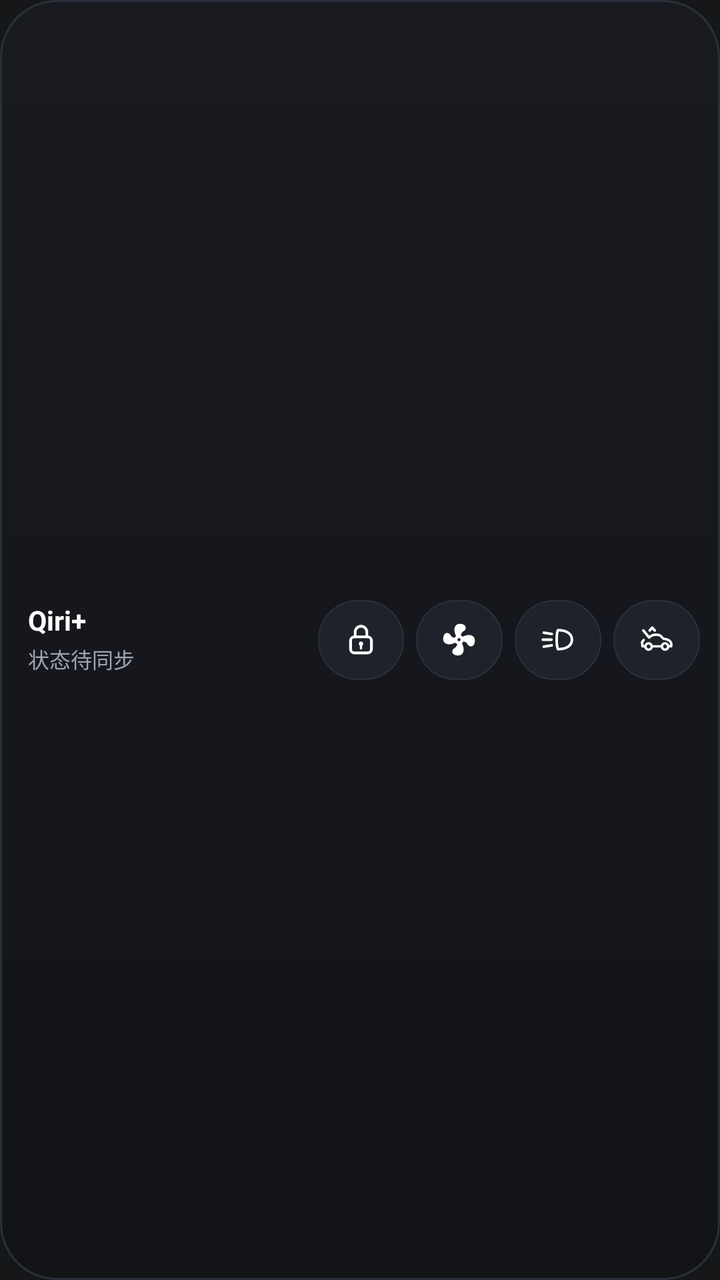
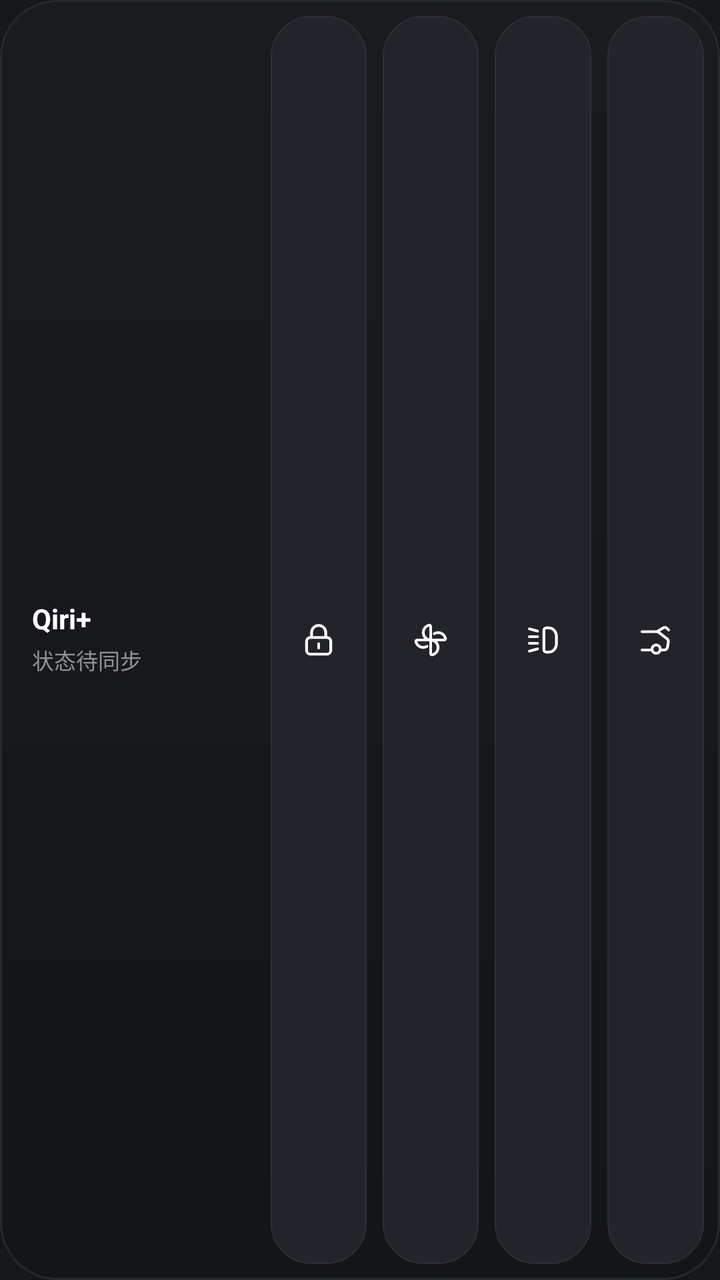

Two renders of the same Android screen: before a commit and after it. Below are the layout's source before the change and the commit's diff.
<!-- AndroidManifest.xml: application theme Theme.CarPlus -->
<!-- res/layout/widget_car_bar.xml -->
<?xml version="1.0" encoding="utf-8"?>
<LinearLayout xmlns:android="http://schemas.android.com/apk/res/android"
    android:id="@+id/widget_root"
    android:layout_width="match_parent"
    android:layout_height="match_parent"
    android:background="@drawable/widget_bg_dark"
    android:gravity="center_vertical"
    android:orientation="horizontal"
    android:paddingStart="14dp"
    android:paddingTop="6dp"
    android:paddingEnd="10dp"
    android:paddingBottom="6dp">

    
    <LinearLayout
        android:id="@+id/widget_header_area"
        android:layout_width="0dp"
        android:layout_height="match_parent"
        android:layout_weight="1.08"
        android:gravity="center_vertical"
        android:orientation="vertical"
        android:paddingEnd="10dp">

        <TextView
            android:id="@+id/widget_model_name"
            android:layout_width="match_parent"
            android:layout_height="wrap_content"
            android:ellipsize="end"
            android:includeFontPadding="false"
            android:singleLine="true"
            android:text="Qiri+"
            android:textColor="#FFFFFF"
            android:textSize="13.5sp"
            android:textStyle="bold" />

        <TextView
            android:id="@+id/widget_status_line"
            android:layout_width="match_parent"
            android:layout_height="wrap_content"
            android:layout_marginTop="3dp"
            android:ellipsize="end"
            android:includeFontPadding="false"
            android:singleLine="true"
            android:text="状态待同步"
            android:textColor="#9CA3B2"
            android:textSize="10.5sp" />
    </LinearLayout>

    
    <LinearLayout
        android:layout_width="0dp"
        android:layout_height="40dp"
        android:layout_weight="1.42"
        android:gravity="center_vertical"
        android:orientation="horizontal">

        <FrameLayout
            android:id="@+id/widget_btn_lock"
            android:layout_width="0dp"
            android:layout_height="match_parent"
            android:layout_marginEnd="6dp"
            android:layout_weight="1"
            android:background="@drawable/widget_btn_bg">

            <ImageView
                android:id="@+id/widget_icon_lock"
                android:layout_width="19dp"
                android:layout_height="19dp"
                android:layout_gravity="center"
                android:contentDescription="锁车或解锁"
                android:src="@drawable/ic_widget_lock_closed" />
        </FrameLayout>

        <FrameLayout
            android:id="@+id/widget_btn_ac"
            android:layout_width="0dp"
            android:layout_height="match_parent"
            android:layout_marginEnd="6dp"
            android:layout_weight="1"
            android:background="@drawable/widget_btn_bg">

            <ImageView
                android:id="@+id/widget_icon_ac"
                android:layout_width="19dp"
                android:layout_height="19dp"
                android:layout_gravity="center"
                android:contentDescription="开关空调"
                android:src="@drawable/ic_widget_fan" />
        </FrameLayout>

        <FrameLayout
            android:id="@+id/widget_btn_flash"
            android:layout_width="0dp"
            android:layout_height="match_parent"
            android:layout_marginEnd="6dp"
            android:layout_weight="1"
            android:background="@drawable/widget_btn_bg">

            <ImageView
                android:id="@+id/widget_icon_flash"
                android:layout_width="19dp"
                android:layout_height="19dp"
                android:layout_gravity="center"
                android:contentDescription="闪灯寻车"
                android:src="@drawable/ic_widget_flash" />
        </FrameLayout>

        <FrameLayout
            android:id="@+id/widget_btn_trunk"
            android:layout_width="0dp"
            android:layout_height="match_parent"
            android:layout_weight="1"
            android:background="@drawable/widget_btn_bg">

            <ImageView
                android:id="@+id/widget_icon_trunk"
                android:layout_width="19dp"
                android:layout_height="19dp"
                android:layout_gravity="center"
                android:contentDescription="开关后备箱"
                android:src="@drawable/ic_widget_trunk" />
        </FrameLayout>
    </LinearLayout>

</LinearLayout>
<!-- resources referenced by this layout -->
<resources>
  <!-- drawable ic_widget_fan (drawable) -->
  <?xml version="1.0" encoding="utf-8"?>
  <vector xmlns:android="http://schemas.android.com/apk/res/android"
      android:width="24dp"
      android:height="24dp"
      android:viewportWidth="24"
      android:viewportHeight="24">
      <path
          android:fillColor="#FFFFFF"
          android:pathData="M12,11A1,1 0 0,0 11,12A1,1 0 0,0 12,13A1,1 0 0,0 13,12A1,1 0 0,0 12,11M12.5,2C17,2 17.11,5.57 14.75,6.75C13.76,7.24 13.32,8.29 13.13,9.22C13.61,9.42 14.03,9.73 14.35,10.13C18.05,8.13 22.03,8.92 22.03,12.5C22.03,17 18.46,17.1 17.28,14.73C16.78,13.74 15.72,13.3 14.79,13.11C14.59,13.59 14.28,14 13.88,14.34C15.87,18.03 15.08,22 11.5,22C7,22 6.91,18.42 9.27,17.24C10.25,16.75 10.69,15.71 10.89,14.79C10.4,14.59 9.97,14.27 9.65,13.87C5.96,15.85 2,15.07 2,11.5C2,7 5.56,6.89 6.74,9.26C7.24,10.25 8.29,10.68 9.22,10.87C9.41,10.39 9.73,9.97 10.14,9.65C8.15,5.96 8.94,2 12.5,2Z" />
  </vector>
  <!-- drawable ic_widget_flash (drawable) -->
  <?xml version="1.0" encoding="utf-8"?>
  <vector xmlns:android="http://schemas.android.com/apk/res/android"
      android:width="24dp"
      android:height="24dp"
      android:viewportWidth="24"
      android:viewportHeight="24">
      <path
          android:pathData="M12.2,6.0 C17.8,6.0 21.0,8.4 21.0,12.0 C21.0,15.6 17.8,18.0 12.2,18.0 C11.1,15.8 11.1,8.2 12.2,6.0 Z"
          android:strokeWidth="1.65"
          android:strokeColor="#FFFFFF"
          android:strokeLineCap="round"
          android:strokeLineJoin="round" />
      <path
          android:pathData="M3.2,7.6 L8.3,8.4 M2.6,12.0 L8.1,12.0 M3.2,16.4 L8.3,15.6"
          android:strokeWidth="1.65"
          android:strokeColor="#FFFFFF"
          android:strokeLineCap="round" />
  </vector>
  <!-- drawable ic_widget_lock_closed (drawable) -->
  <?xml version="1.0" encoding="utf-8"?>
  <vector xmlns:android="http://schemas.android.com/apk/res/android"
      android:width="24dp"
      android:height="24dp"
      android:viewportWidth="24"
      android:viewportHeight="24">
      <path
          android:pathData="M8.3,10.2 L8.3,7.2 A3.7,3.7 0 0,1 15.7,7.2 L15.7,10.2"
          android:strokeWidth="1.75"
          android:strokeColor="#FFFFFF"
          android:strokeLineCap="round"
          android:strokeLineJoin="round" />
      <path
          android:pathData="M7.9,10.2 H16.1 A2.5,2.5 0 0,1 18.6,12.7 V17.9 A2.5,2.5 0 0,1 16.1,20.4 H7.9 A2.5,2.5 0 0,1 5.4,17.9 V12.7 A2.5,2.5 0 0,1 7.9,10.2 Z"
          android:strokeWidth="1.75"
          android:strokeColor="#FFFFFF"
          android:strokeLineCap="round"
          android:strokeLineJoin="round" />
      <path
          android:pathData="M12,13.2 A1.35,1.35 0 1,0 12,15.9 A1.35,1.35 0 1,0 12,13.2 Z"
          android:fillColor="#FFFFFF" />
      <path
          android:pathData="M12,15.4 L12,17.5"
          android:strokeWidth="1.55"
          android:strokeColor="#FFFFFF"
          android:strokeLineCap="round" />
  </vector>
  <!-- drawable ic_widget_trunk (drawable) -->
  <?xml version="1.0" encoding="utf-8"?>
  <vector xmlns:android="http://schemas.android.com/apk/res/android"
      android:width="24dp"
      android:height="24dp"
      android:viewportWidth="24"
      android:viewportHeight="24">
      <path
          android:pathData="M7.4,10.6 C9.4,8.8 12.0,8.5 14.4,9.3 L16.5,11.4 C18.6,11.6 20.8,12.4 21.4,14.2 L21.4,16.2 L19.6,16.2 M9.2,16.2 L15.4,16.2 M5.0,16.2 L3.2,16.2 L3.0,13.5 L4.0,12.2"
          android:strokeWidth="1.55"
          android:strokeColor="#FFFFFF"
          android:strokeLineCap="round"
          android:strokeLineJoin="round" />
      <path
          android:pathData="M7.1,14.3 A2.0,2.0 0 1,0 7.1,18.3 A2.0,2.0 0 1,0 7.1,14.3 Z M17.5,14.3 A2.0,2.0 0 1,0 17.5,18.3 A2.0,2.0 0 1,0 17.5,14.3 Z"
          android:strokeWidth="1.55"
          android:strokeColor="#FFFFFF" />
      <path
          android:pathData="M7.4,10.6 L3.8,6.2 M7.8,6.2 L9.4,4.4 L11.0,6.2"
          android:strokeWidth="1.65"
          android:strokeColor="#FFFFFF"
          android:strokeLineCap="round"
          android:strokeLineJoin="round" />
  </vector>
  <!-- drawable widget_bg_dark (drawable) -->
  <?xml version="1.0" encoding="utf-8"?>
  <shape xmlns:android="http://schemas.android.com/apk/res/android"
      android:shape="rectangle">
      <gradient
          android:angle="270"
          android:endColor="#121418"
          android:startColor="#181A20" />
      <stroke
          android:width="1dp"
          android:color="#2A2F3B" />
      <corners android:radius="@dimen/widget_outer_radius" />
  </shape>
  <!-- drawable widget_btn_bg (drawable) -->
  <?xml version="1.0" encoding="utf-8"?>
  <shape xmlns:android="http://schemas.android.com/apk/res/android"
      android:shape="rectangle">
      <solid android:color="#1E222A" />
      <stroke
          android:width="0.8dp"
          android:color="#2B303D" />
      <corners android:radius="@dimen/widget_inner_radius" />
  </shape>
  <dimen name="widget_outer_radius">22dp</dimen>
  <dimen name="widget_inner_radius">13dp</dimen>
  <!-- unchanged entries left out for length: 1 -->
</resources>

<!-- the commit's change to res/layout/widget_car_bar.xml (unified diff, before → after) -->
@@ -4,22 +4,21 @@
     android:layout_width="match_parent"
     android:layout_height="match_parent"
     android:background="@drawable/widget_bg_dark"
+    android:baselineAligned="false"
     android:gravity="center_vertical"
     android:orientation="horizontal"
-    android:paddingStart="14dp"
-    android:paddingTop="6dp"
-    android:paddingEnd="10dp"
-    android:paddingBottom="6dp">
+    android:padding="@dimen/widget_outer_padding">
 
     
     <LinearLayout
         android:id="@+id/widget_header_area"
         android:layout_width="0dp"
         android:layout_height="match_parent"
-        android:layout_weight="1.08"
+        android:layout_weight="1"
         android:gravity="center_vertical"
         android:orientation="vertical"
-        android:paddingEnd="10dp">
+        android:paddingStart="8dp"
+        android:paddingEnd="8dp">
 
         <TextView
             android:id="@+id/widget_model_name"
@@ -30,27 +29,29 @@
             android:singleLine="true"
             android:text="Qiri+"
             android:textColor="#FFFFFF"
-            android:textSize="13.5sp"
+            android:textSize="14sp"
             android:textStyle="bold" />
 
         <TextView
             android:id="@+id/widget_status_line"
             android:layout_width="match_parent"
             android:layout_height="wrap_content"
-            android:layout_marginTop="3dp"
+            android:layout_marginTop="4dp"
             android:ellipsize="end"
+            android:fontFeatureSettings="tnum"
             android:includeFontPadding="false"
             android:singleLine="true"
             android:text="状态待同步"
-            android:textColor="#9CA3B2"
-            android:textSize="10.5sp" />
+            android:textColor="#8E9299"
+            android:textSize="11sp" />
     </LinearLayout>
 
     
     <LinearLayout
         android:layout_width="0dp"
-        android:layout_height="40dp"
-        android:layout_weight="1.42"
+        android:layout_height="match_parent"
+        android:layout_weight="1.7"
+        android:baselineAligned="false"
         android:gravity="center_vertical"
         android:orientation="horizontal">
 
@@ -58,14 +59,14 @@
             android:id="@+id/widget_btn_lock"
             android:layout_width="0dp"
             android:layout_height="match_parent"
-            android:layout_marginEnd="6dp"
+            android:layout_marginEnd="@dimen/widget_grid_gap"
             android:layout_weight="1"
             android:background="@drawable/widget_btn_bg">
 
             <ImageView
                 android:id="@+id/widget_icon_lock"
-                android:layout_width="19dp"
-                android:layout_height="19dp"
+                android:layout_width="20dp"
+                android:layout_height="20dp"
                 android:layout_gravity="center"
                 android:contentDescription="锁车或解锁"
                 android:src="@drawable/ic_widget_lock_closed" />
@@ -75,14 +76,14 @@
             android:id="@+id/widget_btn_ac"
             android:layout_width="0dp"
             android:layout_height="match_parent"
-            android:layout_marginEnd="6dp"
+            android:layout_marginEnd="@dimen/widget_grid_gap"
             android:layout_weight="1"
             android:background="@drawable/widget_btn_bg">
 
             <ImageView
                 android:id="@+id/widget_icon_ac"
-                android:layout_width="19dp"
-                android:layout_height="19dp"
+                android:layout_width="20dp"
+                android:layout_height="20dp"
                 android:layout_gravity="center"
                 android:contentDescription="开关空调"
                 android:src="@drawable/ic_widget_fan" />
@@ -92,14 +93,14 @@
             android:id="@+id/widget_btn_flash"
             android:layout_width="0dp"
             android:layout_height="match_parent"
-            android:layout_marginEnd="6dp"
+            android:layout_marginEnd="@dimen/widget_grid_gap"
             android:layout_weight="1"
             android:background="@drawable/widget_btn_bg">
 
             <ImageView
                 android:id="@+id/widget_icon_flash"
-                android:layout_width="19dp"
-                android:layout_height="19dp"
+                android:layout_width="20dp"
+                android:layout_height="20dp"
                 android:layout_gravity="center"
                 android:contentDescription="闪灯寻车"
                 android:src="@drawable/ic_widget_flash" />
@@ -114,8 +115,8 @@
 
             <ImageView
                 android:id="@+id/widget_icon_trunk"
-                android:layout_width="19dp"
-                android:layout_height="19dp"
+                android:layout_width="20dp"
+                android:layout_height="20dp"
                 android:layout_gravity="center"
                 android:contentDescription="开关后备箱"
                 android:src="@drawable/ic_widget_trunk" />
<!-- resource entries referenced after the edit -->
@@ -1,5 +1,7 @@
 <!-- resources referenced by this layout -->
 <resources>
+  <dimen name="widget_grid_gap">8dp</dimen>
+  <dimen name="widget_outer_padding">8dp</dimen>
   <!-- drawable ic_widget_fan (drawable) -->
   <?xml version="1.0" encoding="utf-8"?>
   <vector xmlns:android="http://schemas.android.com/apk/res/android"
@@ -8,8 +10,12 @@
       android:viewportWidth="24"
       android:viewportHeight="24">
       <path
-          android:fillColor="#FFFFFF"
-          android:pathData="M12,11A1,1 0 0,0 11,12A1,1 0 0,0 12,13A1,1 0 0,0 13,12A1,1 0 0,0 12,11M12.5,2C17,2 17.11,5.57 14.75,6.75C13.76,7.24 13.32,8.29 13.13,9.22C13.61,9.42 14.03,9.73 14.35,10.13C18.05,8.13 22.03,8.92 22.03,12.5C22.03,17 18.46,17.1 17.28,14.73C16.78,13.74 15.72,13.3 14.79,13.11C14.59,13.59 14.28,14 13.88,14.34C15.87,18.03 15.08,22 11.5,22C7,22 6.91,18.42 9.27,17.24C10.25,16.75 10.69,15.71 10.89,14.79C10.4,14.59 9.97,14.27 9.65,13.87C5.96,15.85 2,15.07 2,11.5C2,7 5.56,6.89 6.74,9.26C7.24,10.25 8.29,10.68 9.22,10.87C9.41,10.39 9.73,9.97 10.14,9.65C8.15,5.96 8.94,2 12.5,2Z" />
+          android:fillColor="#00000000"
+          android:pathData="M14.15,8.2C14.84,7.78 15.64,7.55 16.5,7.55C18.64,7.55 20.43,9.03 20.89,11.01C21.01,11.55 20.55,12 20,12H4C3.45,12 2.99,12.45 3.11,12.99C3.57,14.97 5.36,16.45 7.5,16.45C8.35,16.45 9.14,16.22 9.82,15.82 M12,12C9.54,12 7.55,9.98 7.55,7.5C7.55,5.36 9.03,3.57 11.01,3.11C11.55,2.99 12,3.45 12,4V20C12,20.55 12.45,21.01 12.99,20.89C14.97,20.43 16.45,18.64 16.45,16.5C16.45,14.02 14.46,12 12,12Z"
+          android:strokeColor="#FFFFFF"
+          android:strokeLineCap="round"
+          android:strokeLineJoin="round"
+          android:strokeWidth="1.65" />
   </vector>
   <!-- drawable ic_widget_flash (drawable) -->
   <?xml version="1.0" encoding="utf-8"?>
@@ -19,16 +25,12 @@
       android:viewportWidth="24"
       android:viewportHeight="24">
       <path
-          android:pathData="M12.2,6.0 C17.8,6.0 21.0,8.4 21.0,12.0 C21.0,15.6 17.8,18.0 12.2,18.0 C11.1,15.8 11.1,8.2 12.2,6.0 Z"
-          android:strokeWidth="1.65"
+          android:fillColor="#00000000"
+          android:pathData="M12.75,6.13C12.75,5.37 13.37,4.75 14.13,4.75H15.72C16.95,4.75 18.12,5.28 18.94,6.21C19.78,7.18 20.25,8.42 20.25,9.71V14.29C20.25,15.58 19.78,16.82 18.94,17.79C18.12,18.72 16.95,19.25 15.72,19.25H14.13C13.37,19.25 12.75,18.63 12.75,17.87V6.13Z M9,10H4 M8.91,6.65L4.09,5.35 M9,14H4 M8.91,17.35L4.09,18.65"
           android:strokeColor="#FFFFFF"
           android:strokeLineCap="round"
-          android:strokeLineJoin="round" />
-      <path
-          android:pathData="M3.2,7.6 L8.3,8.4 M2.6,12.0 L8.1,12.0 M3.2,16.4 L8.3,15.6"
-          android:strokeWidth="1.65"
-          android:strokeColor="#FFFFFF"
-          android:strokeLineCap="round" />
+          android:strokeLineJoin="round"
+          android:strokeWidth="1.65" />
   </vector>
   <!-- drawable ic_widget_lock_closed (drawable) -->
   <?xml version="1.0" encoding="utf-8"?>
@@ -38,25 +40,12 @@
       android:viewportWidth="24"
       android:viewportHeight="24">
       <path
-          android:pathData="M8.3,10.2 L8.3,7.2 A3.7,3.7 0 0,1 15.7,7.2 L15.7,10.2"
-          android:strokeWidth="1.75"
+          android:fillColor="#00000000"
+          android:pathData="M7.75,10.5V7.5A4.25,4.25 0 0,1 16.25,7.5V10.5 M7.0,10.5H17.0A2.25,2.25 0 0,1 19.25,12.75V18.25A2.25,2.25 0 0,1 17.0,20.5H7.0A2.25,2.25 0 0,1 4.75,18.25V12.75A2.25,2.25 0 0,1 7.0,10.5Z M12,14.2V16.8"
           android:strokeColor="#FFFFFF"
           android:strokeLineCap="round"
-          android:strokeLineJoin="round" />
-      <path
-          android:pathData="M7.9,10.2 H16.1 A2.5,2.5 0 0,1 18.6,12.7 V17.9 A2.5,2.5 0 0,1 16.1,20.4 H7.9 A2.5,2.5 0 0,1 5.4,17.9 V12.7 A2.5,2.5 0 0,1 7.9,10.2 Z"
-          android:strokeWidth="1.75"
-          android:strokeColor="#FFFFFF"
-          android:strokeLineCap="round"
-          android:strokeLineJoin="round" />
-      <path
-          android:pathData="M12,13.2 A1.35,1.35 0 1,0 12,15.9 A1.35,1.35 0 1,0 12,13.2 Z"
-          android:fillColor="#FFFFFF" />
-      <path
-          android:pathData="M12,15.4 L12,17.5"
-          android:strokeWidth="1.55"
-          android:strokeColor="#FFFFFF"
-          android:strokeLineCap="round" />
+          android:strokeLineJoin="round"
+          android:strokeWidth="1.65" />
   </vector>
   <!-- drawable ic_widget_trunk (drawable) -->
   <?xml version="1.0" encoding="utf-8"?>
@@ -66,21 +55,12 @@
       android:viewportWidth="24"
       android:viewportHeight="24">
       <path
-          android:pathData="M7.4,10.6 C9.4,8.8 12.0,8.5 14.4,9.3 L16.5,11.4 C18.6,11.6 20.8,12.4 21.4,14.2 L21.4,16.2 L19.6,16.2 M9.2,16.2 L15.4,16.2 M5.0,16.2 L3.2,16.2 L3.0,13.5 L4.0,12.2"
-          android:strokeWidth="1.55"
+          android:fillColor="#00000000"
+          android:pathData="M4,7H12.82C13.26,7 13.69,7.15 14.04,7.41L19.05,11.27C19.63,11.72 19.92,12.45 19.8,13.18L19.28,16.33C19.12,17.29 18.28,18 17.31,18H15 M4,18H10 M13,7L16.66,4.8C17.45,4.33 18.46,4.46 19.1,5.1L20,6 M12.5,15A2.5,2.5 0 1,0 12.5,20A2.5,2.5 0 1,0 12.5,15Z"
           android:strokeColor="#FFFFFF"
           android:strokeLineCap="round"
-          android:strokeLineJoin="round" />
-      <path
-          android:pathData="M7.1,14.3 A2.0,2.0 0 1,0 7.1,18.3 A2.0,2.0 0 1,0 7.1,14.3 Z M17.5,14.3 A2.0,2.0 0 1,0 17.5,18.3 A2.0,2.0 0 1,0 17.5,14.3 Z"
-          android:strokeWidth="1.55"
-          android:strokeColor="#FFFFFF" />
-      <path
-          android:pathData="M7.4,10.6 L3.8,6.2 M7.8,6.2 L9.4,4.4 L11.0,6.2"
-          android:strokeWidth="1.65"
-          android:strokeColor="#FFFFFF"
-          android:strokeLineCap="round"
-          android:strokeLineJoin="round" />
+          android:strokeLineJoin="round"
+          android:strokeWidth="1.65" />
   </vector>
   <!-- drawable widget_bg_dark (drawable) -->
   <?xml version="1.0" encoding="utf-8"?>
@@ -88,25 +68,25 @@
       android:shape="rectangle">
       <gradient
           android:angle="270"
-          android:endColor="#121418"
-          android:startColor="#181A20" />
+          android:endColor="#141518"
+          android:startColor="#1A1B1F" />
       <stroke
           android:width="1dp"
-          android:color="#2A2F3B" />
+          android:color="#262930" />
       <corners android:radius="@dimen/widget_outer_radius" />
   </shape>
   <!-- drawable widget_btn_bg (drawable) -->
   <?xml version="1.0" encoding="utf-8"?>
   <shape xmlns:android="http://schemas.android.com/apk/res/android"
       android:shape="rectangle">
-      <solid android:color="#1E222A" />
+      <solid android:color="#22242A" />
       <stroke
-          android:width="0.8dp"
-          android:color="#2B303D" />
+          android:width="0.75dp"
+          android:color="#2C2F38" />
       <corners android:radius="@dimen/widget_inner_radius" />
   </shape>
-  <dimen name="widget_outer_radius">22dp</dimen>
-  <dimen name="widget_inner_radius">13dp</dimen>
+  <dimen name="widget_outer_radius">24dp</dimen>
+  <dimen name="widget_inner_radius">16dp</dimen>
   <!-- unchanged entries left out for length: 1 -->
 </resources>
 
